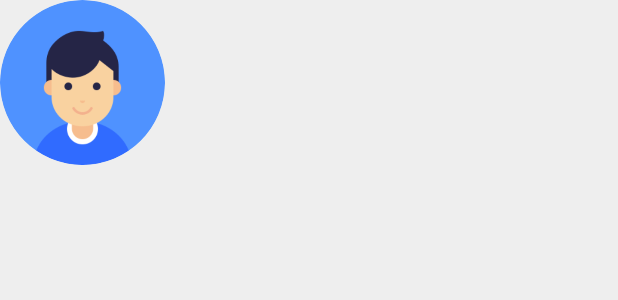
After one commit to randikawann/COMOAndroid, an Android app: the layout image_item.xml on its own in the app's theme, with its tools: preview values and no code run, on a phone screen of 412 x 824 dp. The commit adds this screen. Shown: the top 300 px of the screen. Run offline under Robolectric (Android 15) with nearby library versions, the phone set to English and light mode, and no system bars.

```diff
--- a/app/src/main/AndroidManifest.xml
+++ b/app/src/main/AndroidManifest.xml
@@ -4,6 +4,7 @@
 
     <uses-permission android:name="android.permission.READ_EXTERNAL_STORAGE" />
     <uses-permission android:name="android.permission.WRITE_EXTERNAL_STORAGE" />
+    <uses-permission android:name = "android.permission.INTERNET"/>
 
     <application
         android:allowBackup="true"
--- a/app/src/main/java/com/example/randikawann/cocoapp2/ProfileActivity.java
+++ b/app/src/main/java/com/example/randikawann/cocoapp2/ProfileActivity.java
@@ -1,6 +1,7 @@
 package com.example.randikawann.cocoapp2;
 
 import android.content.Intent;
+import android.net.Uri;
 import android.support.annotation.NonNull;
 import android.support.v7.app.AppCompatActivity;
 import android.os.Bundle;
@@ -81,8 +82,13 @@ public class ProfileActivity extends AppCompatActivity {
                     tvAge.setText(userAge);
                     tvStatus.setText(userStatus);
                     tvGender.setText(userGender);
+
+
                     //retreve image with picasso
 //                    Picasso.get().load(userimage).into(imgProfile);
+//                    imgProfile.setImageURI(Uri.parse(userimage));
+
+
 
                 }
             }
--- a/app/src/main/res/layout/activity_all_users.xml
+++ b/app/src/main/res/layout/activity_all_users.xml
@@ -12,7 +12,7 @@
     </include>
 
     <android.support.v7.widget.RecyclerView
-        android:id="@+id/all_users_list"
+        android:id="@+id/recyclerView"
         android:layout_width="match_parent"
         android:layout_height="502dp"
         android:layout_alignParentBottom="true"
--- /dev/null
+++ b/app/src/main/res/layout/image_item.xml
@@ -0,0 +1,35 @@
+<?xml version="1.0" encoding="utf-8"?>
+<LinearLayout xmlns:android="http://schemas.android.com/apk/res/android"
+    android:orientation="vertical" android:layout_width="match_parent"
+    android:layout_height="130dp">
+
+    <LinearLayout
+        android:layout_width="match_parent"
+        android:layout_height="120dp"
+        android:orientation="horizontal">
+
+        <de.hdodenhof.circleimageview.CircleImageView
+            android:id="@+id/defaultUser1"
+            android:layout_width="110dp"
+            android:layout_height="110dp"
+            android:src="@drawable/defaultuser"/>
+
+        <LinearLayout
+
+            android:layout_width="match_parent"
+            android:layout_height="wrap_content"
+            android:orientation="vertical">
+
+
+            <TextView
+                android:id="@+id/user_name_layout"
+                android:layout_width="match_parent"
+                android:layout_height="wrap_content" />
+            <TextView
+                android:id="@+id/user_status_layout"
+                android:layout_width="match_parent"
+                android:layout_height="wrap_content" />
+        </LinearLayout>
+    </LinearLayout>
+
+</LinearLayout>
```
Also changed, not shown: app/src/main/java/com/example/randikawann/cocoapp2/AllUsers.java (added, +40 -0 lines), app/src/main/java/com/example/randikawann/cocoapp2/AllUsersActivity.java (+53 -6 lines), app/src/main/java/com/example/randikawann/cocoapp2/EditProfileActivity.java (+34 -25 lines), app/src/main/java/com/example/randikawann/cocoapp2/ImageAdapter.java (added, +69 -0 lines), app/src/main/java/com/example/randikawann/cocoapp2/Upload.java (added, +69 -0 lines).
